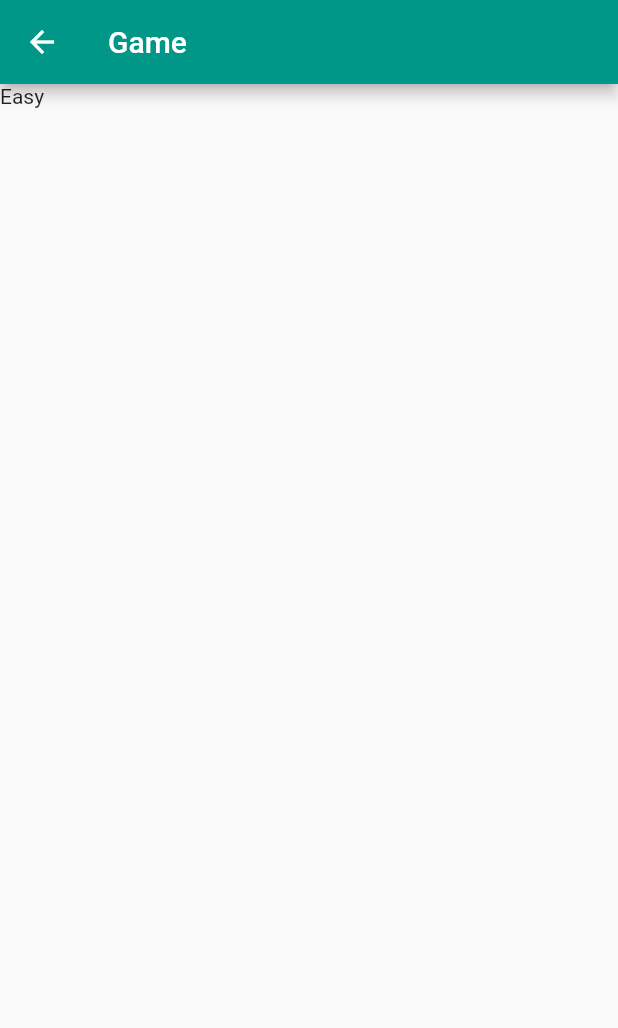
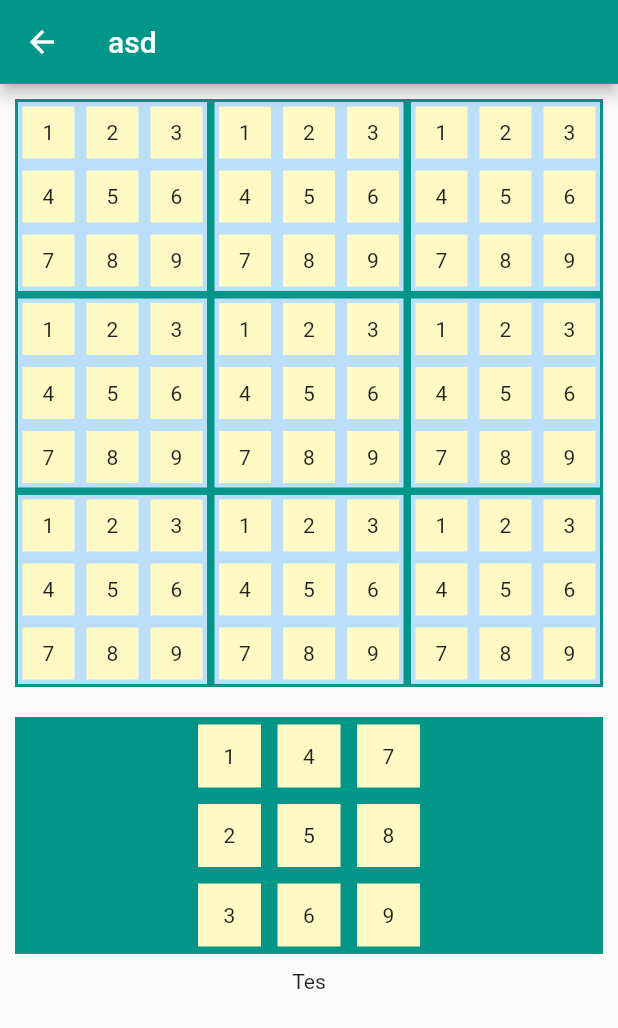
Before and after one commit to Beantech0/Sudoku, a Flutter app: the GameDifficulty screen opened by its route, after a tap on "Easy", on a phone screen of 412 x 824 dp. Shown: the top 1028 px of the screen. Run offline on Flutter 3.47's test engine with Material 2 defaults, Android fonts, the light colour scheme and no system bars.

Commit message:
sudoku table grid

```diff
--- a/lib/screens/game_difficulty.dart
+++ b/lib/screens/game_difficulty.dart
@@ -3,7 +3,8 @@ import 'package:sudoku/widgets/buttons.dart';
 import 'package:sudoku/widgets/images.dart';
 
 class GameDifficulty extends StatelessWidget {
-  final String _loginImagePath = 'images/sudoku_logo_transparent.png';
+  // final String _loginImagePath = 'images/sudoku_logo_transparent.png';
+    final String _loginImagePath = 'images/calculator-icon.png';
   const GameDifficulty({super.key});
 
   @override
--- a/lib/screens/game_table.dart
+++ b/lib/screens/game_table.dart
@@ -1,8 +1,13 @@
 import 'package:flutter/material.dart';
 
-class GameTable extends StatelessWidget {
+class GameTable extends StatefulWidget {
   const GameTable({super.key, required difficultyLevel});
 
+  @override
+  State<GameTable> createState() => _GameTable();
+}
+
+class _GameTable extends State<GameTable> {
   @override
   Widget build(BuildContext context) {
     final difficultyLevel = ModalRoute.of(context)!.settings.arguments;
@@ -10,13 +15,103 @@ class GameTable extends StatelessWidget {
 
     return Scaffold(
       appBar: AppBar(
-        title: Text('Game'),
+        title: const Text('asd'),
         backgroundColor: Colors.teal,
       ),
-      body: ListView(
-        children: [
-          Text(difficulty),
-        ],
+      body: SafeArea(
+        child: Container(
+          alignment: Alignment.center,
+          child: Column(
+            children: [
+              //Sudoku táblázat kirajzolás
+              //GridView builder csinál egy "kockát" amit aztán az ItemBuilder "legyárt" amennyi az itemCount, kb mint egy for ciklus
+              Container(
+                margin: const EdgeInsets.all(10),
+                padding: const EdgeInsets.all(2),
+                color: Colors.teal,
+                width: double.maxFinite,
+                alignment: Alignment.center,
+                child: GridView.builder(
+                  itemCount: 9,
+                  shrinkWrap: true,
+                  gridDelegate: const SliverGridDelegateWithFixedCrossAxisCount(
+                    crossAxisCount: 3,
+                    childAspectRatio: 1,
+                    crossAxisSpacing: 5,
+                    mainAxisSpacing: 5,
+                  ),
+                  physics: const ScrollPhysics(),
+                  itemBuilder: (buildContext, index) {
+                    return Container(
+                      color: Colors.blue.shade100,
+                      alignment: Alignment.center,
+
+                      // Minden "kockán" belül lefut még 9x és az adott widgeten belül csinál 9 widgetet ugyanolyan elrendezésben
+                      child: GridView.builder(
+                        itemCount: 9,
+                        shrinkWrap: true,
+                        gridDelegate:
+                            const SliverGridDelegateWithFixedCrossAxisCount(
+                          crossAxisCount: 3,
+                          childAspectRatio: 1,
+                          crossAxisSpacing: 2,
+                          mainAxisSpacing: 2,
+                        ),
+                        physics: const ScrollPhysics(),
+                        itemBuilder: (buildContext, index) {
+                          return Container(
+                            margin: const EdgeInsets.all(3),
+                            color: Colors.yellow.shade100,
+                            alignment: Alignment.center,
+                            child: Text("${index + 1}"),
+                          );
+                        },
+                      ),
+                    );
+                  },
+                ),
+              ),
+
+              //Kezelőfelület kirakás 9 gomb 1-től 9-ig + 1 törlés
+              Expanded(
+                child: Container(
+                  margin: const EdgeInsets.all(10),
+                  padding: const EdgeInsets.all(2),
+                  color: Colors.teal,
+                  width: double.maxFinite,
+                  alignment: Alignment.center,
+                  child: GridView.builder(
+                    itemCount: 9,
+                    shrinkWrap: true,
+                    scrollDirection: Axis.horizontal,
+                    gridDelegate:
+                        const SliverGridDelegateWithFixedCrossAxisCount(
+                      crossAxisCount: 3,
+                      childAspectRatio: 1,
+                      crossAxisSpacing: 5,
+                      mainAxisSpacing: 5,
+                    ),
+                    physics: const ScrollPhysics(),
+                    itemBuilder: (buildContext, index) {
+                      return Container(
+                        margin: const EdgeInsets.all(3),
+                        color: Colors.yellow.shade100,
+                        alignment: Alignment.center,
+                        child: Text("${index + 1}"),
+                      );
+                    },
+                  ),
+                ),
+              ),
+              Expanded(
+                child: Container(
+                    child: InkWell(
+                  child: Text('Tes'),
+                )),
+              ),
+            ],
+          ),
+        ),
       ),
     );
   }
--- a/lib/screens/main_menu.dart
+++ b/lib/screens/main_menu.dart
@@ -3,7 +3,8 @@ import 'package:sudoku/widgets/buttons.dart';
 import 'package:sudoku/widgets/images.dart';
 
 class MainMenu extends StatelessWidget {
-  final String _loginImagePath = 'images/sudoku_logo_transparent.png';
+  // final String _loginImagePath = 'images/sudoku_logo_transparent.png';
+      final String _loginImagePath = 'images/calculator-icon.png';
   const MainMenu({super.key});
 
   @override
--- a/lib/screens/welcome_screen.dart
+++ b/lib/screens/welcome_screen.dart
@@ -6,8 +6,8 @@ import 'package:sudoku/widgets/inputFields.dart';
 
 class WelcomeScreen extends StatelessWidget {
   const WelcomeScreen({Key? key}) : super(key: key);
-  final String _loginImagePath = 'images/sudoku_logo_transparent.png';
-
+  // final String _loginImagePath = 'images/sudoku_logo_transparent.png';
+  final String _loginImagePath = 'images/calculator-icon.png';
   @override
   Widget build(BuildContext context) {
     return Scaffold(
```
